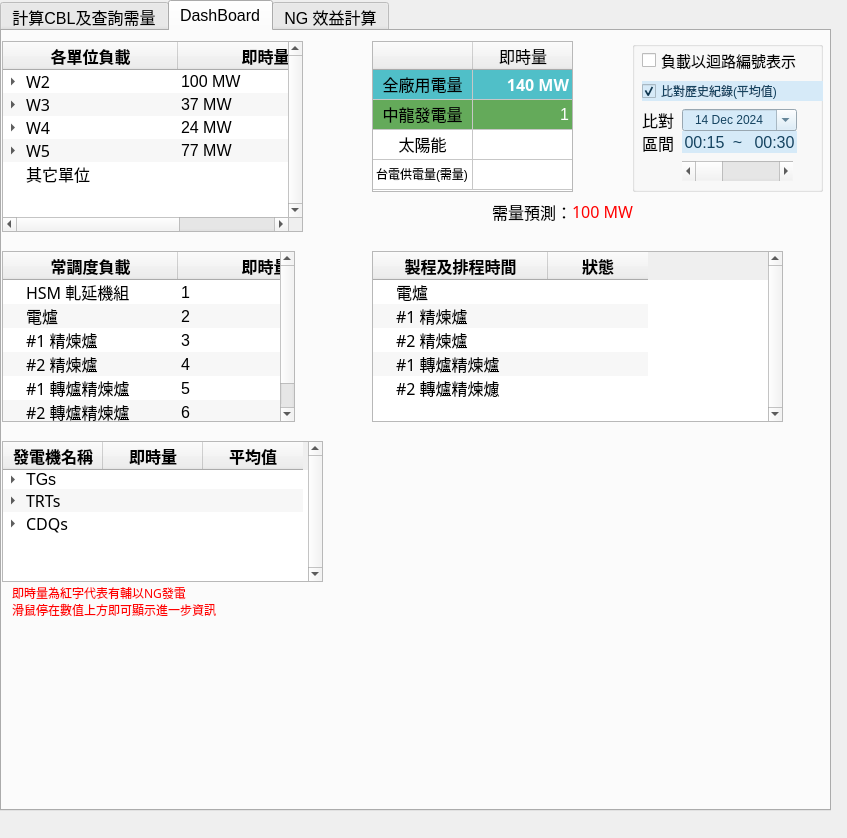
Old version of the form ui.ui in the repository JoesphChou/InterfaceForDispatch.
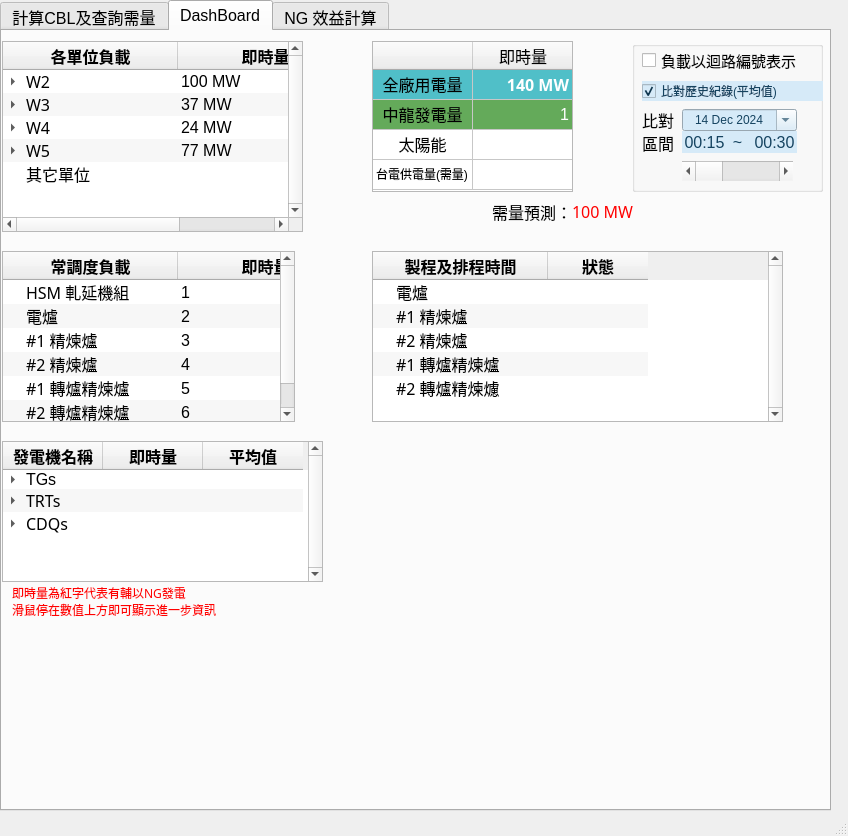
New version of the form.

Commit message: (1) 將ui.ui、ui,py 改為以MainWindows 為基底，新增statusBar (狀態欄)在介面的最下方 (2) schedule_scraper 增加一"status"回傳引數，用來判斷撈取網頁是否有錯誤。若有，則statusBar 顯示。

Patch:
```diff
--- a/ui.ui
+++ b/ui.ui
@@ -1,29 +1,19 @@
 <?xml version="1.0" encoding="UTF-8"?>
 <ui version="4.0">
- <class>Form</class>
- <widget class="QWidget" name="Form">
+ <class>MainWindow</class>
+ <widget class="QMainWindow" name="MainWindow">
   <property name="geometry">
    <rect>
     <x>0</x>
     <y>0</y>
-    <width>847</width>
-    <height>838</height>
+    <width>848</width>
+    <height>836</height>
    </rect>
   </property>
-  <property name="font">
-   <font>
-    <pointsize>9</pointsize>
-   </font>
-  </property>
   <property name="windowTitle">
    <string>輔助工具</string>
   </property>
-  <property name="layoutDirection">
-   <enum>Qt::LeftToRight</enum>
-  </property>
-  <property name="styleSheet">
-   <string notr="true"/>
-  </property>
+  <widget class="QWidget" name="centralwidget">
   <widget class="QTabWidget" name="tabWidget">
    <property name="enabled">
     <bool>true</bool>
@@ -3465,6 +3455,8 @@
    </widget>
   </widget>
  </widget>
+  <widget class="QStatusBar" name="statusbar"/>
+ </widget>
  <resources/>
  <connections>
   <connection>
```
Left out of the diff: 110 changed lines with no effect on the pictures. Lines whose indentation alone changed are shown as unchanged. The commit also changes 4 other files.
